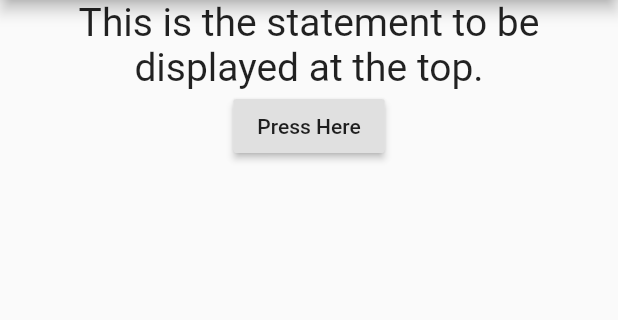
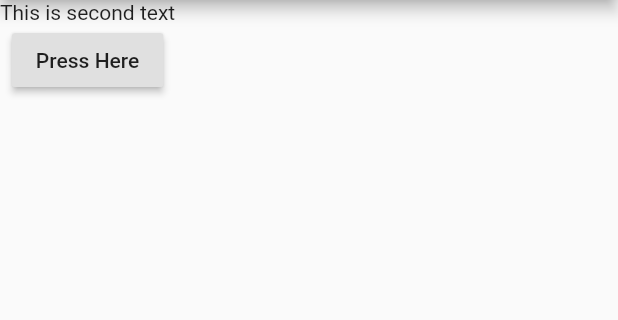
Before and after one commit to shahgauravraj/flutter_assignment, a Flutter app: the screen it shows after launch, after a tap on "Press Here", on a phone screen of 412 x 824 dp, the part 84-404 px from its top. Run offline on Flutter 3.47's test engine with Material 2 defaults, Android fonts, the phone set to English and light mode, and no system bars.

Commit message:
modified main file for two external custom widgets

```diff
--- a/lib/main.dart
+++ b/lib/main.dart
@@ -1,10 +1,36 @@
+// 1) Create a new Flutter App (in this project) and output an AppBar and some text
+// below it
+// 2) Add a button which changes the text (to any other text of your choice)
+// 3) Split the app into three widgets: App, TextControl & Text
+
 import 'package:flutter/material.dart';
+import './texts.dart';
 
 void main() => runApp(MyApp());
 
-class MyApp extends StatelessWidget {
+class MyApp extends StatefulWidget {
+  @override
+  State<StatefulWidget> createState() {
+    return _MyAppState();
+  }
+}
+
+class _MyAppState extends State<MyApp> {
+  var _textIndex = 0;
+  void _changeText() {
+    setState(() {
+      _textIndex += 1;
+    });
+    print(_textIndex);
+  }
+
   @override
   Widget build(BuildContext context) {
+    var texts = [
+      'This is first text',
+      'This is second text',
+    ];
+
     return MaterialApp(
       home: Scaffold(
         appBar: AppBar(
@@ -14,14 +40,12 @@ class MyApp extends StatelessWidget {
         ),
         body: Column(
           children: [
-            Text(
-              'This is the statement to be displayed at the top.',
-              textAlign: TextAlign.center,
-              style: TextStyle(fontSize: 26),
+            Texts(
+              texts[_textIndex],
             ),
             RaisedButton(
-              onPressed: () => print('Button pressed once.'),
               child: Text('Press Here'),
+              onPressed: _changeText,
             )
           ],
         ),
```
